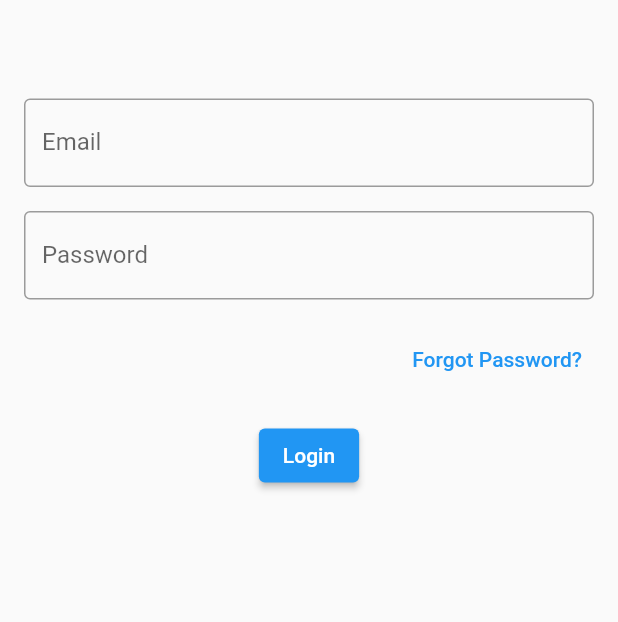
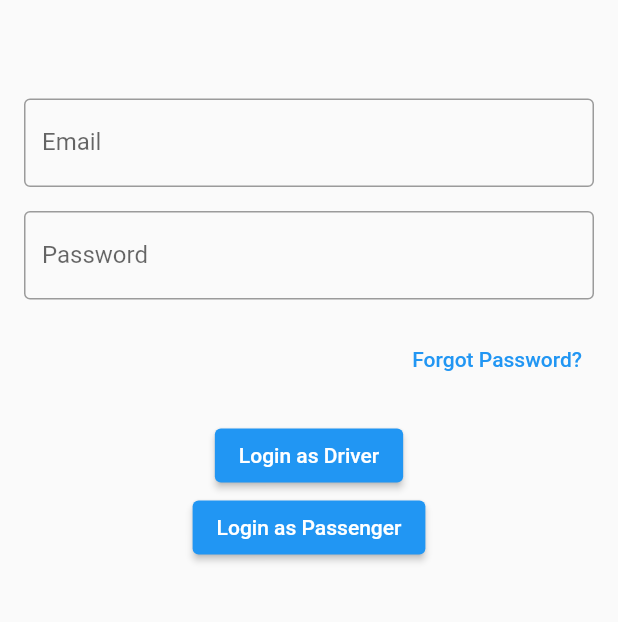
Before and after one commit to daniellee97/Sharide_dart, a Flutter app: the screen it shows after launch, after a tap on "Log in", on a phone screen of 412 x 824 dp, the part 212-834 px from its top. Run offline on Flutter 3.47's test engine with Material 2 defaults, Android fonts, the phone set to English and light mode, and no system bars; our stand-ins replace flutter_bloc, flutter_datetime_picker, flutter_riverpod, get, google_maps_flutter; missing offline and left inert: flutter_stripe.

Commit message:
Fix some stuff

```diff
--- a/sharideapp/lib/AuthenticationScreens.dart
+++ b/sharideapp/lib/AuthenticationScreens.dart
@@ -69,7 +69,7 @@ class WelcomeScreen extends ConsumerWidget {
 
                       },
                       child: Text(
-                        'Driver',
+                        'Driver (test)',
                         style: TextStyle(color: Colors.black),
                       ),
                       style: ButtonStyle(
@@ -86,7 +86,7 @@ class WelcomeScreen extends ConsumerWidget {
                         ref.read(loggedIn.notifier).state = true;
                       },
                       child: Text(
-                        'Passenger',
+                        'Passenger (test)',
                         style: TextStyle(color: Colors.black),
                       ),
                       style: ButtonStyle(
--- a/sharideapp/lib/Login.dart
+++ b/sharideapp/lib/Login.dart
@@ -98,7 +98,18 @@ class _LoginScreenState extends ConsumerState<LoginScreen> {
                           print('Password: $_password');
                         }
                       },
-                      child: const Text('Login'),
+                      child: const Text('Login as Driver'),
+                    ),
+                    ElevatedButton(
+                      onPressed: () {
+                        if (_formKey.currentState!.validate()) {
+                          _formKey.currentState!.save();
+                          // Do something with the email and password
+                          print('Email: $_email');
+                          print('Password: $_password');
+                        }
+                      },
+                      child: const Text('Login as Passenger'),
                     ),
                   ],
                 ),
```
